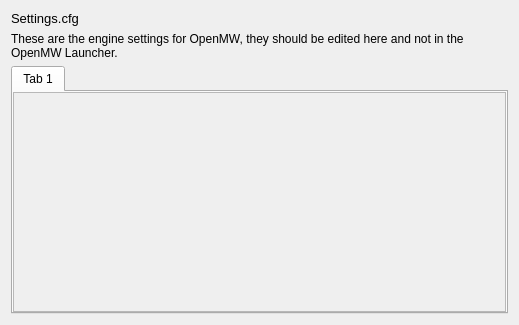
Above: src/plugin/openmwplayer/ui/openmwplayer_settings.ui from Kezyma/ModOrganizer-Plugins before the change. Below: the same form after it.
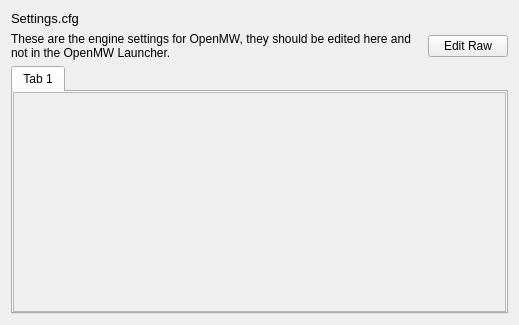
That is the form after the change.

Patch:
```diff
--- a/src/plugin/openmwplayer/ui/openmwplayer_settings.ui
+++ b/src/plugin/openmwplayer/ui/openmwplayer_settings.ui
@@ -42,6 +42,21 @@
        </widget>
       </item>
       <item>
+       <widget class="QWidget" name="headerWidget" native="true">
+        <layout class="QHBoxLayout" name="horizontalLayout">
+         <property name="leftMargin">
+          <number>0</number>
+         </property>
+         <property name="topMargin">
+          <number>0</number>
+         </property>
+         <property name="rightMargin">
+          <number>0</number>
+         </property>
+         <property name="bottomMargin">
+          <number>0</number>
+         </property>
+         <item>
        <widget class="QLabel" name="label">
         <property name="text">
          <string>These are the engine settings for OpenMW, they should be edited here and not in the OpenMW Launcher.</string>
@@ -49,6 +64,22 @@
         <property name="wordWrap">
          <bool>true</bool>
         </property>
+          </widget>
+         </item>
+         <item>
+          <widget class="QPushButton" name="btnEditText">
+           <property name="sizePolicy">
+            <sizepolicy hsizetype="Fixed" vsizetype="Fixed">
+             <horstretch>0</horstretch>
+             <verstretch>0</verstretch>
+            </sizepolicy>
+           </property>
+           <property name="text">
+            <string>Edit Raw</string>
+           </property>
+          </widget>
+         </item>
+        </layout>
        </widget>
       </item>
      </layout>
```
Lines whose indentation alone changed are shown as unchanged.
